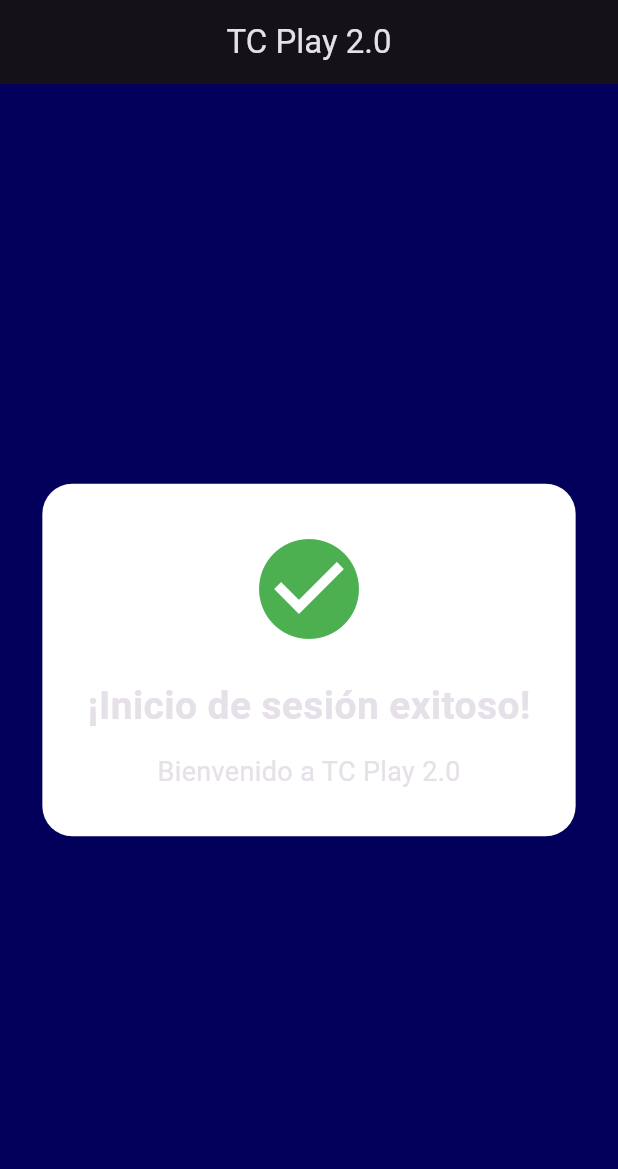
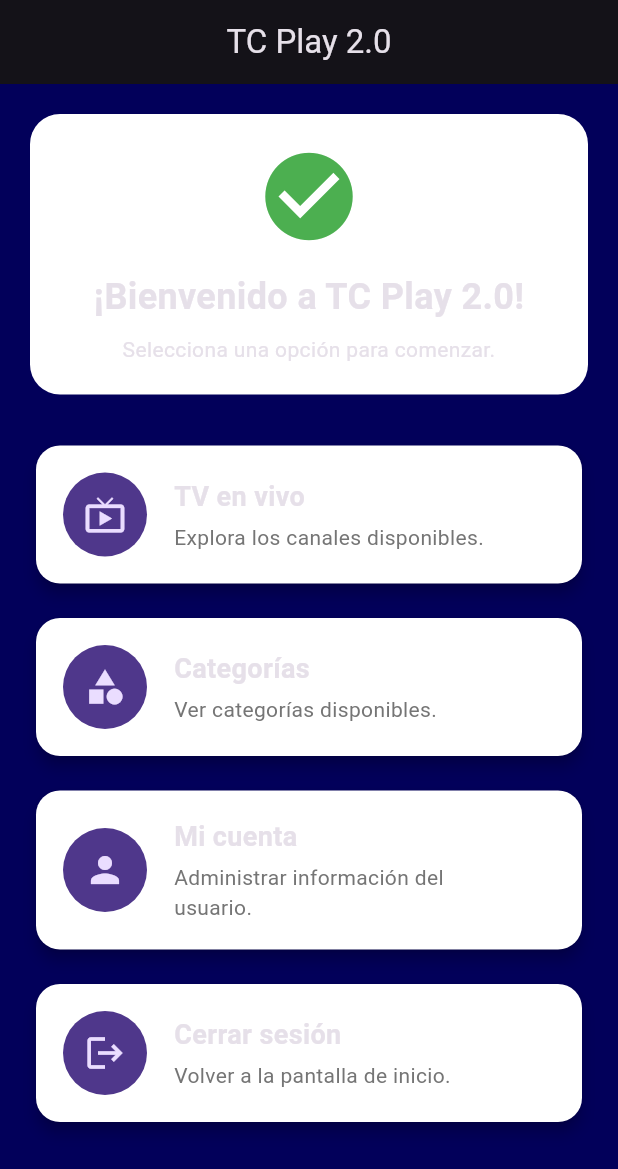
Before and after one commit to AlbertLanda/tc-play-2, a Flutter app: the HomeScreen screen opened directly, on a phone screen of 412 x 824 dp. Shown: the top 1169 px of the screen. Run offline on Flutter 3.47's test engine with Material 3 defaults, Android fonts, the phone set to English and light mode, and no system bars.

Commit message:
feat: crear home inicial y categorias

```diff
--- a/mobile_app/lib/features/home/screens/home_screen.dart
+++ b/mobile_app/lib/features/home/screens/home_screen.dart
@@ -1,6 +1,8 @@
 import 'package:flutter/material.dart';
 
 import '../../../core/constants/app_colors.dart';
+import '../../live_tv/screens/categories_screen.dart';
+import '../widgets/home_menu_card.dart';
 
 class HomeScreen extends StatelessWidget {
   const HomeScreen({super.key});
@@ -13,38 +15,99 @@
         title: const Text('TC Play 2.0'),
         centerTitle: true,
       ),
-      body: Center(
-        child: Container(
-          padding: const EdgeInsets.all(30),
+      body: SingleChildScrollView(
+        padding: const EdgeInsets.all(20),
+        child: Column(
+          crossAxisAlignment: CrossAxisAlignment.stretch,
+          children: [
+            Container(
+              padding: const EdgeInsets.all(20),
               decoration: BoxDecoration(
                 color: AppColors.white,
                 borderRadius: BorderRadius.circular(20),
               ),
               child: const Column(
-            mainAxisSize: MainAxisSize.min,
                 children: [
                   Icon(
                     Icons.check_circle,
                     color: Colors.green,
-                size: 80,
+                    size: 70,
                   ),
-              SizedBox(height: 20),
+                  SizedBox(height: 15),
                   Text(
-                '¡Inicio de sesión exitoso!',
+                    '¡Bienvenido a TC Play 2.0!',
                     style: TextStyle(
-                  fontSize: 26,
+                      fontSize: 24,
                       fontWeight: FontWeight.bold,
                     ),
                   ),
-              SizedBox(height: 12),
+                  SizedBox(height: 8),
                   Text(
-                'Bienvenido a TC Play 2.0',
-                style: TextStyle(
-                  fontSize: 18,
-                ),
+                    'Selecciona una opción para comenzar.',
+                    textAlign: TextAlign.center,
                   ),
                 ],
               ),
+            ),
+
+            const SizedBox(height: 30),
+
+            HomeMenuCard(
+              title: 'TV en vivo',
+              subtitle: 'Explora los canales disponibles.',
+              icon: Icons.live_tv,
+              onTap: () {
+                Navigator.push(
+                  context,
+                  MaterialPageRoute(
+                    builder: (_) => const CategoriesScreen(),
+                  ),
+                );
+              },
+            ),
+
+            const SizedBox(height: 15),
+
+            HomeMenuCard(
+              title: 'Categorías',
+              subtitle: 'Ver categorías disponibles.',
+              icon: Icons.category,
+              onTap: () {
+                Navigator.push(
+                  context,
+                  MaterialPageRoute(
+                    builder: (_) => const CategoriesScreen(),
+                  ),
+                );
+              },
+            ),
+
+            const SizedBox(height: 15),
+
+            HomeMenuCard(
+              title: 'Mi cuenta',
+              subtitle: 'Administrar información del usuario.',
+              icon: Icons.person,
+              onTap: () {
+                ScaffoldMessenger.of(context).showSnackBar(
+                  const SnackBar(
+                    content: Text('Función disponible próximamente'),
+                  ),
+                );
+              },
+            ),
+
+            const SizedBox(height: 15),
+
+            HomeMenuCard(
+              title: 'Cerrar sesión',
+              subtitle: 'Volver a la pantalla de inicio.',
+              icon: Icons.logout,
+              onTap: () {
+                Navigator.pop(context);
+              },
+            ),
+          ],
         ),
       ),
     );
--- /dev/null
+++ b/mobile_app/lib/features/home/widgets/home_menu_card.dart
@@ -0,0 +1,67 @@
+import 'package:flutter/material.dart';
+
+import '../../../core/constants/app_colors.dart';
+
+class HomeMenuCard extends StatelessWidget {
+  final String title;
+  final String subtitle;
+  final IconData icon;
+  final VoidCallback onTap;
+
+  const HomeMenuCard({
+    super.key,
+    required this.title,
+    required this.subtitle,
+    required this.icon,
+    required this.onTap,
+  });
+
+  @override
+  Widget build(BuildContext context) {
+    return Card(
+      color: AppColors.white,
+      elevation: 4,
+      shape: RoundedRectangleBorder(
+        borderRadius: BorderRadius.circular(16),
+      ),
+      child: InkWell(
+        borderRadius: BorderRadius.circular(16),
+        onTap: onTap,
+        child: Padding(
+          padding: const EdgeInsets.all(18),
+          child: Row(
+            children: [
+              CircleAvatar(
+                radius: 28,
+                child: Icon(icon, size: 28),
+              ),
+              const SizedBox(width: 18),
+              Expanded(
+                child: Column(
+                  crossAxisAlignment: CrossAxisAlignment.start,
+                  children: [
+                    Text(
+                      title,
+                      style: const TextStyle(
+                        fontSize: 18,
+                        fontWeight: FontWeight.bold,
+                      ),
+                    ),
+                    const SizedBox(height: 4),
+                    Text(
+                      subtitle,
+                      style: TextStyle(
+                        color: Colors.grey.shade600,
+                      ),
+                    ),
+                  ],
+                ),
+              ),
+              const Icon(Icons.arrow_forward_ios),
+            ],
+          ),
+        ),
+      ),
+    );
+  }
+}
```
Also changed, not shown: mobile_app/lib/features/live_tv/screens/categories_screen.dart (added, +67 -0 lines), mobile_app/lib/features/live_tv/services/live_tv_service.dart (added, +15 -0 lines). Lines whose indentation alone changed are shown as unchanged.
